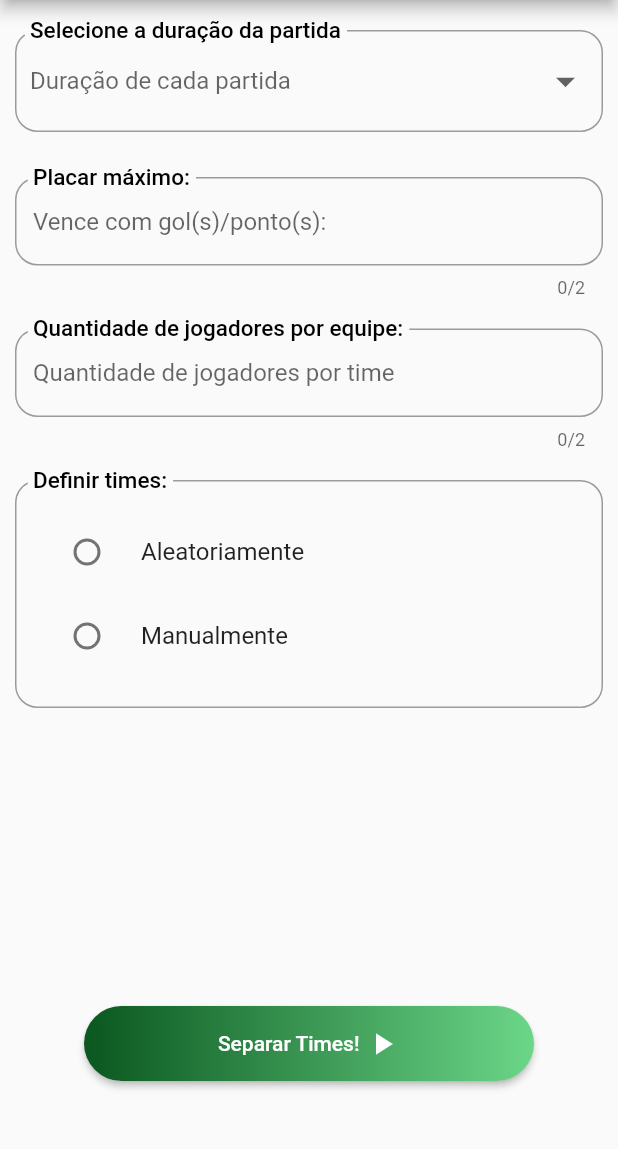
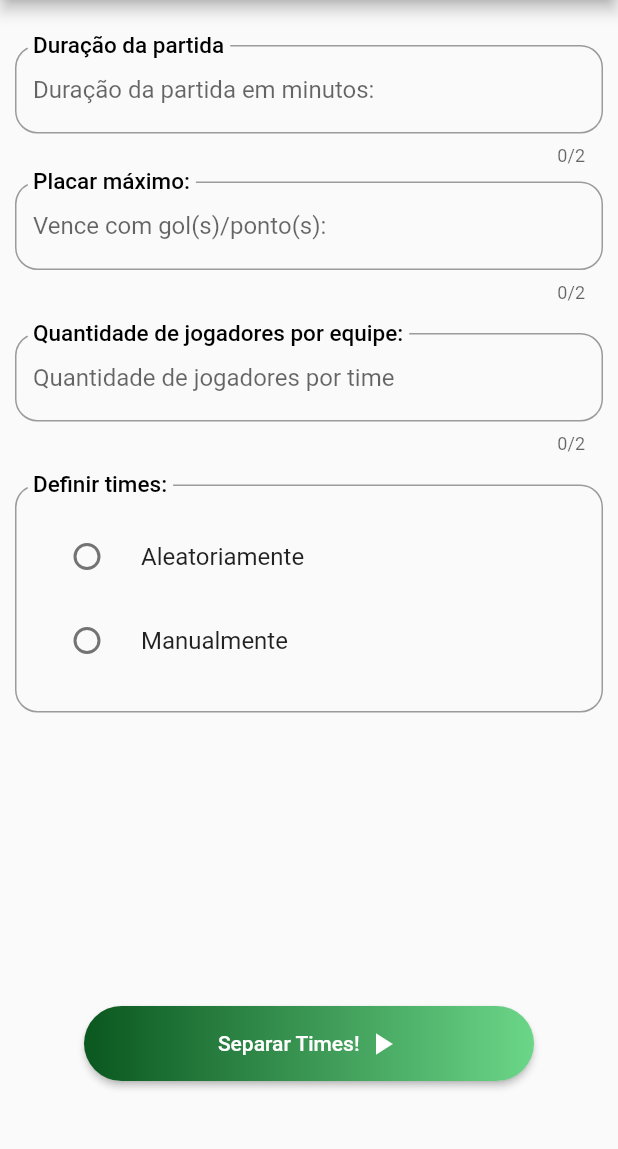
Before and after one commit to Gabriel-n0s3c/App-Dez-E-Faixa, a Flutter app: the PageConfigPelada screen opened by its route, on a phone screen of 412 x 824 dp, the part 84-1233 px from its top. Run offline on Flutter 3.47's test engine with Material 2 defaults, Android fonts, the phone set to English and light mode, and no system bars; our stand-ins replace audioplayers, flutter_mobx, google_fonts, mobx, sqflite, typicons_flutter and 1 more; accounts and stored records are empty; generated files the repository leaves out were written again.

Commit message:
Time configuration changed

```diff
--- a/app_dez_e_faixa/lib/app/pages/nova_pelada/widget/widget_form_config_pelada.dart
+++ b/app_dez_e_faixa/lib/app/pages/nova_pelada/widget/widget_form_config_pelada.dart
@@ -11,10 +11,12 @@ class WidgetFormConfigPelada extends StatelessWidget {
     @required this.txt,
     @required this.txt1,
     @required this.focus1,
+    this.tempoPartida,
   }) : super(key: key);
 
   final ControllerConfigPelada controller;
   final TextEditingController txt;
+  final TextEditingController tempoPartida;
   final TextEditingController txt1;
   final FocusNode focus1;
 
@@ -25,7 +27,7 @@ class WidgetFormConfigPelada extends StatelessWidget {
         crossAxisAlignment: CrossAxisAlignment.stretch,
         children: [
           //DROPDOWN BUTTON PARA SELECIONAR A QUANTIDADE DE MINUTOS DA PARTIDA
-          dropDownTempoPartida(),
+          textFieldTempo(),
 
           //INPUT PARA RECEBER O VALOR DE PLACAR MÁXIMO
           textFieldPlacarMaximo(),
@@ -36,6 +38,37 @@ class WidgetFormConfigPelada extends StatelessWidget {
           //INPUT RADIO
           radioGroup(),
         ],
+      ),
+    );
+  }
+
+  Padding textFieldTempo() {
+    return Padding(
+      padding: const EdgeInsets.only(top: 20),
+      child: TextField(
+        autofocus: false,
+        controller: tempoPartida,
+        maxLength: 2,
+        keyboardType: TextInputType.number,
+        inputFormatters: <TextInputFormatter>[
+          FilteringTextInputFormatter.digitsOnly
+        ],
+        decoration: new InputDecoration(
+            border: OutlineInputBorder(
+              borderRadius: BorderRadius.circular(15),
+            ),
+            hintText: 'Duração da partida em minutos: ',
+            labelText: "Duração da partida",
+            alignLabelWithHint: false,
+            floatingLabelBehavior: FloatingLabelBehavior.always,
+            labelStyle: GoogleFonts.roboto(
+                textStyle: TextStyle(
+                    color: Colors.black,
+                    fontSize: 20,
+                    fontWeight: FontWeight.w500))),
+        onChanged: (value) {
+          controller.setTempo(int.parse(value));
+        },
       ),
     );
   }
@@ -121,7 +154,7 @@ class WidgetFormConfigPelada extends StatelessWidget {
 
   Padding textFieldPlacarMaximo() {
     return Padding(
-      padding: const EdgeInsets.only(top: 30),
+      padding: const EdgeInsets.only(top: 10),
       child: TextField(
         autofocus: false,
         controller: txt,
```
Also changed, not shown: app_dez_e_faixa/lib/app/pages/partida_rapida/widget/widget_form_config_partida.dart (+39 -4 lines).
